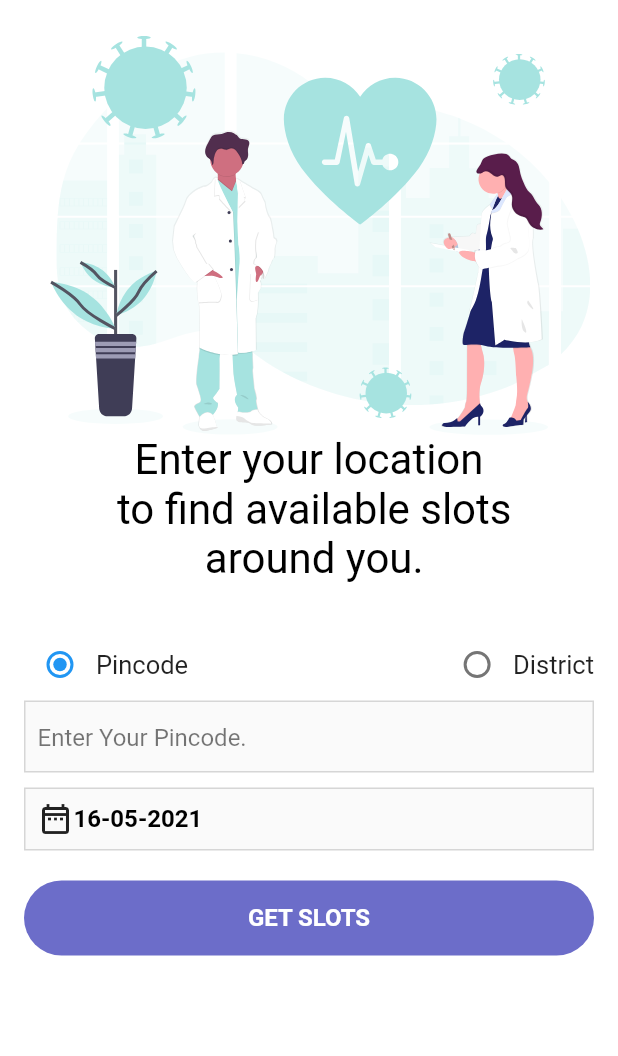
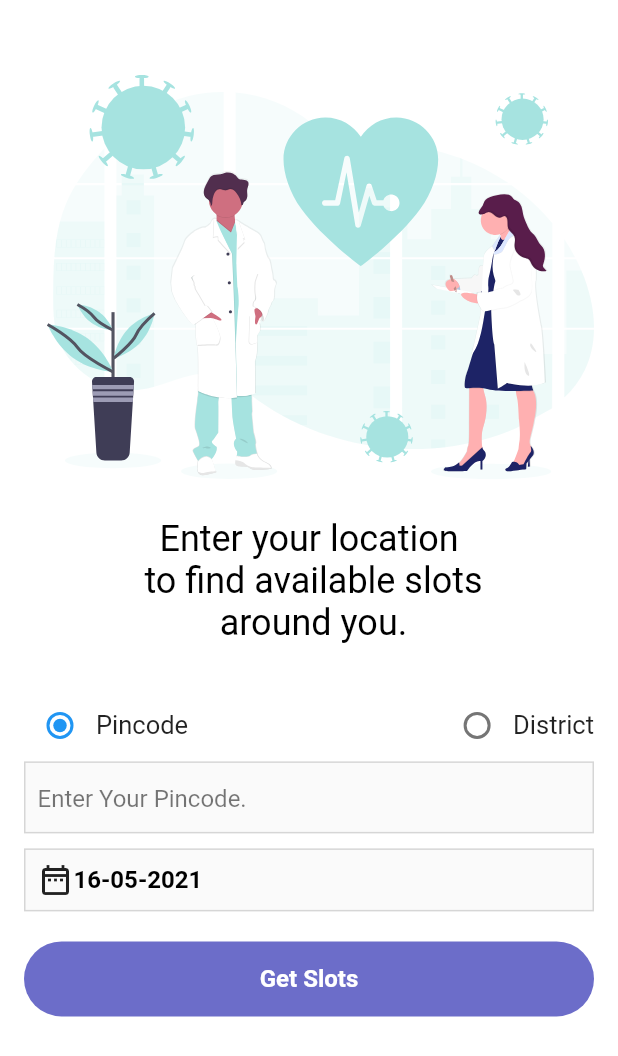
Before and after one commit to dev-rajshekhar/cowin_slot_checker, a Flutter app: the screen it shows after launch, on a phone screen of 412 x 824 dp. Shown: the top 1056 px of the screen. Run offline on Flutter 3.47's test engine with Material 2 defaults, Android fonts, the phone set to English and light mode, and no system bars; our stand-ins replace flutter_svg.

```diff
--- a/lib/constants/string_constants.dart
+++ b/lib/constants/string_constants.dart
@@ -2,7 +2,7 @@ class StringConstants {
   static const String OPEN_SLOT_WARINIG =
       "Open slots exhaust quickly so the availibity here might differ from that is available whn you login to cowin.";
   static const String NOTE = "Note:";
-  static const String GET_SLOTS = "GET SLOTS";
+  static const String GET_SLOTS = "Get Slots";
   static const String STATE = "STATE";
   static const String DISTRICT = "DISTRICT";
   static const String SELECT_DISTRICT = " Select District";
--- a/lib/route.dart
+++ b/lib/route.dart
@@ -12,28 +12,40 @@ class AppRoutes {
         return MaterialPageRoute<dynamic>(builder: (_) => MyHomePage());
         break;
       case AppRoutsConstants.STATE_ROUTE:
-        return MaterialPageRoute<dynamic>(builder: (_) => SelecteState());
+        return AnimatedRoute(SelecteState());
+
+        // MaterialPageRoute<dynamic>(builder: (_) => SelecteState());
         break;
       case AppRoutsConstants.DISTICT_ROUTE:
-        if (args is String) {
-          return MaterialPageRoute<dynamic>(
-            builder: (_) => SelectDistricts(stateId: args),
-          );
-        }
-        return null;
+        return AnimatedRoute(SelectDistricts(stateId: args));
+        // if (args is String) {
+        //   return MaterialPageRoute<dynamic>(
+        //     builder: (_) => SelectDistricts(stateId: args),
+        //   );
+        // }
+        // return null;
         break;
       case AppRoutsConstants.SLOT_ROUTE:
         List<dynamic> arguments = routeSettings.arguments;
-        return MaterialPageRoute<dynamic>(
-          builder: (_) => AvailableSlots(
+        return AnimatedRoute(AvailableSlots(
           districName: arguments[2],
           stateId: arguments[1],
           districtId: arguments[3],
           stateName: arguments[0],
           pinCode: arguments[4],
           selectedDate: arguments[5],
-          ),
-        );
+        ));
+
+        // return MaterialPageRoute<dynamic>(
+        //   builder: (_) => AvailableSlots(
+        //     districName: arguments[2],
+        //     stateId: arguments[1],
+        //     districtId: arguments[3],
+        //     stateName: arguments[0],
+        //     pinCode: arguments[4],
+        //     selectedDate: arguments[5],
+        //   ),
+        // );
 
         break;
       default:
@@ -41,3 +53,22 @@ class AppRoutes {
     }
   }
 }
+
+class AnimatedRoute extends PageRouteBuilder {
+  final Widget widget;
+
+  AnimatedRoute(this.widget)
+      : super(
+          pageBuilder: (context, animation, secondaryAnimation) => widget,
+          transitionsBuilder: (context, animation, secondaryAnimation, child) {
+            var begin = Offset(0.0, 1.0);
+            var end = Offset.zero;
+            var tween = Tween(begin: begin, end: end);
+            var offsetAnimation = animation.drive(tween);
+            return SlideTransition(
+              position: offsetAnimation,
+              child: child,
+            );
+          },
+        );
+}
--- a/lib/screens/landing_page.dart
+++ b/lib/screens/landing_page.dart
@@ -57,6 +57,7 @@ class _MyHomePageState extends State<MyHomePage> {
       ),
       padding: const EdgeInsets.symmetric(horizontal: 8),
       child: TextField(
+        keyboardType: TextInputType.number,
         controller: _textController,
         decoration: InputDecoration(
           hintText: 'Enter Your Pincode.',
@@ -170,6 +171,9 @@ class _MyHomePageState extends State<MyHomePage> {
               duration: const Duration(seconds: 1),
             ),
           );
+
+    await Future.delayed(Duration(seconds: 1));
+
     setState(() {
       isButtonEnabled = false;
     });
@@ -255,20 +259,27 @@ class _MyHomePageState extends State<MyHomePage> {
   @override
   Widget build(BuildContext context) {
     return Scaffold(
-      body: Container(
+      backgroundColor: Colors.white,
+      body: ListView(
+        shrinkWrap: true,
+        children: [
+          Container(
             color: Colors.white,
             child: Padding(
               padding: const EdgeInsets.all(16.0),
               child: SafeArea(
                 child: Column(
                   children: [
-                SvgPicture.asset(assets),
+                    SvgPicture.asset(
+                      assets,
+                      height: MediaQuery.of(context).size.height * 0.4,
+                    ),
                     Text(
                       StringConstants.ENTER_YOUR_LOCATION,
                       textAlign: TextAlign.center,
                       style: TextStyle(
                           color: Colors.black,
-                      fontSize: 28.0,
+                          fontSize: 24.0,
                           fontWeight: FontWeight.normal),
                     ),
                     SizedBox(
@@ -310,8 +321,8 @@ class _MyHomePageState extends State<MyHomePage> {
                         alignment: Alignment.center,
                         decoration: BoxDecoration(
                           color: Color(0xFF6C6DC9),
-                      borderRadius:
-                          BorderRadius.circular(isButtonEnabled ? 50.0 : 50.0),
+                          borderRadius: BorderRadius.circular(
+                              isButtonEnabled ? 50.0 : 50.0),
                         ),
                         child: isButtonEnabled
                             ? Icon(Icons.done, color: Colors.white)
@@ -330,6 +341,8 @@ class _MyHomePageState extends State<MyHomePage> {
               ),
             ),
           ),
+        ],
+      ),
     );
   }
 }
```
Also changed, not shown: lib/provider/slot_provider.dart (added, +41 -0 lines), lib/screens/available_slots.dart (+16 -1 lines), pubspec.yaml (+7 -0 lines), pubspec.lock, 18 other files. Lines whose indentation alone changed are shown as unchanged.
